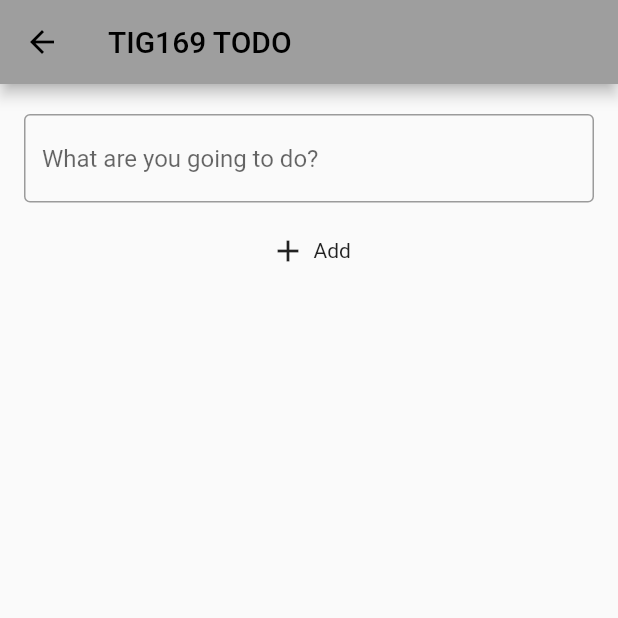
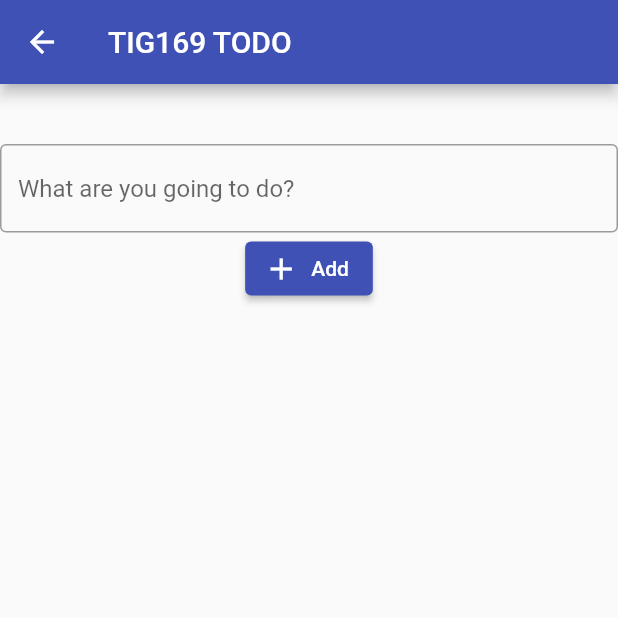
Before and after one commit to gu-tig169-ht21/gushanhaj, a Flutter app: the screen it shows after launch, after a tap on the "add" icon, on a phone screen of 412 x 824 dp, the top half of it. Run offline on Flutter 3.47's test engine with Material 2 defaults, Android fonts, the phone set to English and light mode, and no system bars.

Commit message:
Major changes with new files and states

```diff
--- /dev/null
+++ b/lib/add_task.dart
@@ -0,0 +1,69 @@
+import 'package:flutter/material.dart';
+import './model.dart';
+
+class SecondView extends StatefulWidget {
+  final ToDoItem task;
+
+  const SecondView(this.task);
+
+  @override
+  State<StatefulWidget> createState() {
+    return SecondViewState(task);
+  }
+}
+
+class SecondViewState extends State<SecondView> {
+  String? toDoText;
+  late TextEditingController textEditingController;
+
+  SecondViewState(ToDoItem task) {
+    this.toDoText = task.toDoText;
+
+    textEditingController = TextEditingController();
+
+    textEditingController.addListener(() {
+      setState(() {
+        toDoText = textEditingController.text;
+      });
+    });
+  }
+
+  @override
+  Widget build(BuildContext context) {
+    return Scaffold(
+      appBar: AppBar(title: const Text('TIG169 TODO')),
+      body: Center(
+        child: Column(
+          mainAxisAlignment: MainAxisAlignment.start,
+          crossAxisAlignment: CrossAxisAlignment.start,
+          children: [
+            Container(height: 20),
+            //   TaskInputField(ToDoItem(toDoText: this.toDoText)),
+            Container(height: 20),
+            TextField(
+              controller: textEditingController,
+              decoration: const InputDecoration(
+                  border: OutlineInputBorder(),
+                  hintText: 'What are you going to do?'),
+            ),
+            addTask(),
+          ],
+        ),
+      ),
+    );
+  }
+
+  Widget addTask() {
+    return Row(
+      mainAxisAlignment: MainAxisAlignment.center,
+      children: [
+        ElevatedButton.icon(
+            onPressed: () {
+              Navigator.pop(context, ToDoItem(toDoText: toDoText));
+            },
+            icon: const Icon(Icons.add),
+            label: const Text('Add')),
+      ],
+    );
+  }
+}
--- a/lib/main.dart
+++ b/lib/main.dart
@@ -1,114 +1,28 @@
 import 'package:flutter/material.dart';
+import './todo_list_view.dart';
+import 'model.dart';
+import 'package:provider/provider.dart';
 
 void main() {
-  runApp(const MyApp());
+  var state = MyState();
+  runApp(
+    ChangeNotifierProvider(
+      create: (context) => state,
+      child: const MyApp(),
+    ),
+  );
 }
 
 class MyApp extends StatelessWidget {
   const MyApp({Key? key}) : super(key: key);
+
   @override
   Widget build(BuildContext context) {
     return MaterialApp(
-      home: const MainView(),
       theme: ThemeData(
-        primarySwatch: Colors.grey,
+        primarySwatch: Colors.indigo,
       ),
+      home: const TodolistView(),
     );
   }
 }
-
-class MainView extends StatelessWidget {
-  const MainView({Key? key}) : super(key: key);
-
-  @override
-  Widget build(BuildContext context) {
-    return Scaffold(
-      appBar: AppBar(
-        centerTitle: true,
-        title: const Text('TIG169 TODO'),
-        actions: [
-          IconButton(
-            icon: const Icon(Icons.more_vert),
-            onPressed: () {},
-          ),
-        ],
-      ),
-      body: _list(),
-      floatingActionButton: FloatingActionButton(
-        onPressed: () {
-          Navigator.push(
-              context, MaterialPageRoute(builder: (context) => SecondView()));
-        },
-        child: const Icon(Icons.add, color: Colors.white, size: 42),
-      ),
-    );
-  }
-
-  Widget _list() {
-    return ListView(
-      children: [
-        _item('Write a book'),
-        _item('Do homework'),
-        _item('Cuddle with my cat'),
-        _item('Watch TV'),
-        _item('Cook some food'),
-      ],
-    );
-  }
-
-  Widget _item(strText) {
-    return ListTile(
-      leading: Icon(Icons.check_box_outline_blank),
-      title: Text(strText),
-      trailing: Icon(Icons.close),
-    );
-  }
-}
-
-class SecondView extends StatelessWidget {
-  const SecondView({Key? key}) : super(key: key);
-  @override
-  Widget build(BuildContext context) {
-    return Scaffold(
-      appBar: AppBar(title: Text('TIG169 TODO')),
-      body: Center(
-        child: Column(
-          mainAxisAlignment: MainAxisAlignment.start,
-          crossAxisAlignment: CrossAxisAlignment.start,
-          children: [
-            Container(height: 20),
-            _addTask(),
-            Container(height: 20),
-            _addText(),
-          ],
-        ),
-      ),
-    );
-  }
-
-  Widget _addTask() {
-    return Container(
-      margin: EdgeInsets.only(left: 16, right: 16),
-      child: TextField(
-        decoration: InputDecoration(
-            border: OutlineInputBorder(),
-            hintText: 'What are you going to do?'),
-      ),
-    );
-  }
-
-  Widget _addText() {
-    return Row(
-      children: [
-        Container(
-          margin: EdgeInsets.only(left: 180),
-          child: Icon(Icons.add),
-        ),
-        Container(
-          margin: EdgeInsets.only(left: 5),
-          child: Text('Add'),
-        ),
-      ],
-    );
-  }
-}
--- /dev/null
+++ b/lib/todo_list_view.dart
@@ -0,0 +1,42 @@
+import 'package:flutter/material.dart';
+import 'package:provider/provider.dart';
+import './model.dart';
+import './add_task.dart';
+import './todo_list.dart';
+
+class TodolistView extends StatelessWidget {
+  const TodolistView({Key? key}) : super(key: key);
+
+  @override
+  Widget build(BuildContext context) {
+    return Scaffold(
+      appBar: AppBar(
+        centerTitle: true,
+        title: const Text('TIG169 TODO'),
+        actions: [
+          IconButton(
+            icon: const Icon(Icons.more_vert),
+            onPressed: () {},
+          ),
+        ],
+      ),
+      body: Consumer<MyState>(
+        builder: (context, state, child) => ToDoList(state.list),
+      ),
+      floatingActionButton: FloatingActionButton(
+        onPressed: () async {
+          var newToDo = await Navigator.push(
+              context,
+              MaterialPageRoute(
+                  builder: (context) =>
+                      SecondView(ToDoItem(toDoText: 'Something to do'))));
+          if (newToDo != null) {
+            // Lägg till ny Task i ToDolistan
+            Provider.of<MyState>(context, listen: false).addTask(newToDo);
+          }
+        },
+        child: const Icon(Icons.add, color: Colors.white, size: 42),
+      ),
+    );
+  }
+}
--- a/pubspec.yaml
+++ b/pubspec.yaml
@@ -34,6 +34,7 @@ dependencies:
   # The following adds the Cupertino Icons font to your application.
   # Use with the CupertinoIcons class for iOS style icons.
   cupertino_icons: ^1.0.2
+  provider: ^6.0.1
 
 dev_dependencies:
   flutter_test:
```
Also changed, not shown: lib/model.dart (added, +45 -0 lines), lib/todo_list.dart (added, +28 -0 lines), pubspec.lock.
